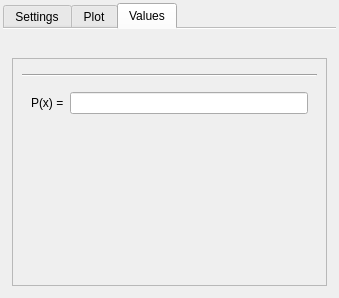
The window that DataPlot/polynomialmodelwidget.ui (AdelKS/ZeGrapher) describes before a commit, drawn with Qt 5.
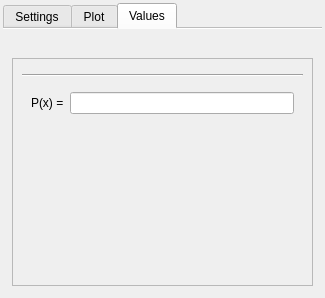
The same window after the commit. The open tabs and pages were chosen to show the change.

The edit to the form file:
```diff
--- a/DataPlot/polynomialmodelwidget.ui
+++ b/DataPlot/polynomialmodelwidget.ui
@@ -6,12 +6,12 @@
    <rect>
     <x>0</x>
     <y>0</y>
-    <width>339</width>
+    <width>325</width>
     <height>298</height>
    </rect>
   </property>
   <property name="sizePolicy">
-   <sizepolicy hsizetype="Minimum" vsizetype="Minimum">
+   <sizepolicy hsizetype="Expanding" vsizetype="Minimum">
     <horstretch>0</horstretch>
     <verstretch>0</verstretch>
    </sizepolicy>
@@ -330,7 +330,7 @@
             <x>0</x>
             <y>0</y>
             <width>313</width>
-            <height>215</height>
+            <height>217</height>
            </rect>
           </property>
           <layout class="QVBoxLayout" name="verticalLayout_7">
```
Left out of the diff: 2 changed lines with no effect on the pictures.
